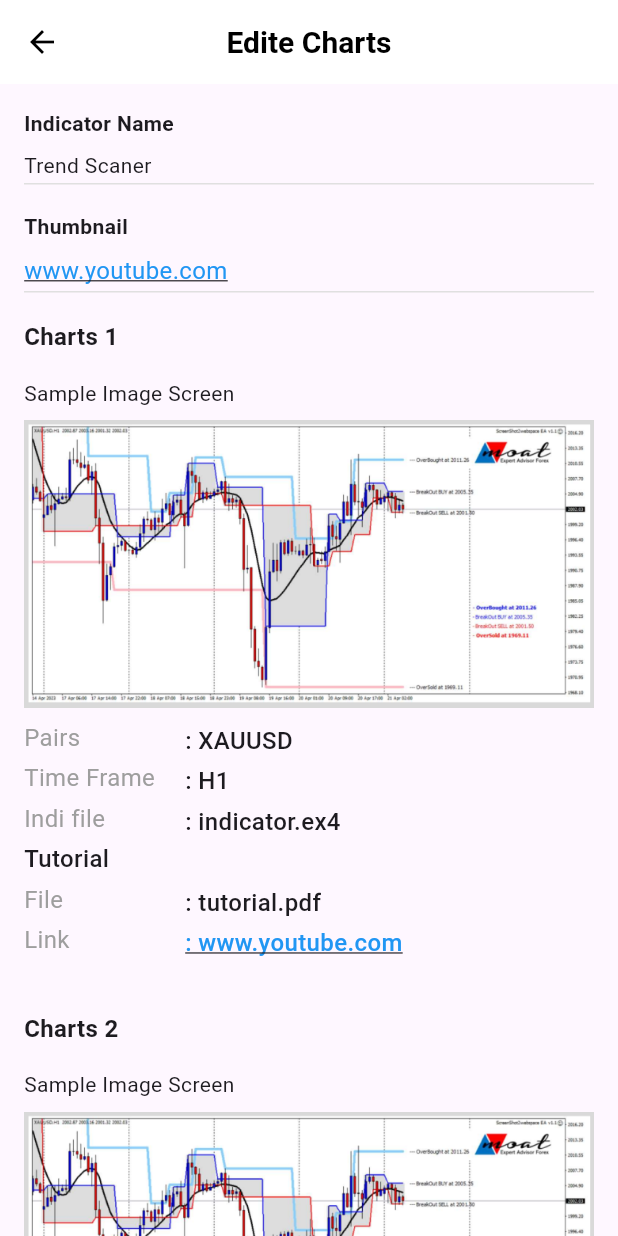
After one commit to Aqsaaaa/Trading_App, a Flutter app: the EditeChartsPage screen opened directly, on a phone screen of 412 x 824 dp. The commit adds this screen. Run offline on Flutter 3.47's test engine with Material 3 defaults, Android fonts, the phone set to English and light mode, and no system bars; our stand-ins replace flutter_svg, go_router.

Commit message:
feat: add edite charts page

```diff
--- a/lib/modules/detail_item/view/detail_item_page.dart
+++ b/lib/modules/detail_item/view/detail_item_page.dart
@@ -1,6 +1,5 @@
 import 'package:flutter/material.dart';
 import 'package:flutter/services.dart';
-import 'package:go_router/go_router.dart';
 
 import '../../../gen/assets.gen.dart';
 import '../../../gen/colors.gen.dart';
@@ -162,7 +161,7 @@ class DetailItemPage extends StatelessWidget {
       appBar: AppBar(
         leading: GestureDetector(
           onTap: () {
-            context.pop();
+            Navigator.pop(context);
           },
           child: const Icon(Icons.arrow_back_rounded, color: Colors.black),
         ),
--- /dev/null
+++ b/lib/modules/profile/view/edite_charts_page.dart
@@ -0,0 +1,305 @@
+// ignore_for_file: prefer_typing_uninitialized_variables
+
+import 'package:flutter/material.dart';
+import 'package:trading_app/modules/profile/view/my_charts_list_page.dart';
+
+import '../../../../gen/assets.gen.dart';
+import '../../../gen/colors.gen.dart';
+
+class EditeChartsPage extends StatelessWidget {
+  const EditeChartsPage({
+    Key? key,
+  }) : super(key: key);
+
+  @override
+  Widget build(BuildContext context) {
+    return Scaffold(
+      appBar: AppBar(
+        backgroundColor: ColorName.white,
+        elevation: 0,
+        leading: IconButton(
+          icon: const Icon(
+            Icons.arrow_back,
+            color: Colors.black,
+          ),
+          onPressed: () {
+            Navigator.pop(context);
+          },
+        ),
+        title: const Text(
+          'Edite Charts',
+          style: TextStyle(
+            color: Colors.black,
+            fontSize: 20,
+            fontWeight: FontWeight.bold,
+          ),
+        ),
+        centerTitle: true,
+      ),
+      body: SingleChildScrollView(
+        child: Padding(
+          padding: const EdgeInsets.all(16),
+          child: Column(
+            crossAxisAlignment: CrossAxisAlignment.start,
+            children: [
+              const Text(
+                'Indicator Name',
+                style: TextStyle(fontWeight: FontWeight.bold),
+              ),
+              const SizedBox(height: 8),
+              const Text('Trend Scaner'),
+              Divider(
+                height: 5,
+                thickness: 1,
+                color: Colors.grey.shade300,
+              ),
+              const SizedBox(height: 16),
+              const Text(
+                'Thumbnail',
+                style: TextStyle(fontWeight: FontWeight.bold),
+              ),
+              const SizedBox(height: 8),
+              const Text(
+                'www.youtube.com',
+                style: TextStyle(
+                  fontSize: 16,
+                  color: Colors.blue,
+                  decoration: TextDecoration.underline,
+                ),
+              ),
+              Divider(
+                height: 5,
+                thickness: 1,
+                color: Colors.grey.shade300,
+              ),
+              _editeItem('XAUUSD', 'H1', 'indicator.ex4', 'tutorial.pdf',
+                  'www.youtube.com', 1),
+              _editeItem('XAUUSD', 'H1', 'indicator.ex4', 'tutorial.pdf',
+                  'www.youtube.com', 2),
+              _editeItem('XAUUSD', 'H1', 'indicator.ex4', 'tutorial.pdf',
+                  'www.youtube.com', 3),
+              ElevatedButton(
+                style: ElevatedButton.styleFrom(
+                  backgroundColor: Colors.blue, // Background color
+                  shape: RoundedRectangleBorder(
+                    borderRadius: BorderRadius.circular(4.0),
+                  ),
+                  minimumSize: const Size(double.infinity,
+                      36.0), // Set the button width to double infinity
+                ),
+                onPressed: () {
+                  // Action when button is pressed
+                },
+                child: const Text('Edite'), // Replace with your button text
+              ),
+              const Divider(
+                color: ColorName.lightGrey,
+                height: 5,
+              ),
+              const SizedBox(height: 10),
+              Row(
+                mainAxisAlignment: MainAxisAlignment.spaceBetween,
+                children: [
+                  Row(
+                    children: [
+                      Container(
+                          height: 25,
+                          decoration: BoxDecoration(
+                            color: Colors.white,
+                            borderRadius:
+                                const BorderRadius.all(Radius.circular(4)),
+                            border: Border.all(color: ColorName.lightGrey),
+                          ),
+                          child: const Padding(
+                            padding: EdgeInsets.symmetric(
+                              horizontal: 8,
+                            ),
+                            child: Row(
+                              children: [
+                                Icon(Icons.remove_red_eye,
+                                    color: ColorName.lightGrey),
+                                SizedBox(width: 8),
+                                Text(
+                                  'Preview',
+                                  style: TextStyle(color: ColorName.lightGrey),
+                                )
+                              ],
+                            ),
+                          )),
+                    ],
+                  ),
+                  Row(
+                    children: [
+                      Container(
+                          height: 25,
+                          decoration: BoxDecoration(
+                            color: Colors.white,
+                            borderRadius:
+                                const BorderRadius.all(Radius.circular(4)),
+                            border: Border.all(color: Colors.blue),
+                          ),
+                          child: const Padding(
+                            padding: EdgeInsets.symmetric(horizontal: 8),
+                            child: Row(
+                              children: [
+                                Text(
+                                  'Save Draft',
+                                  style: TextStyle(color: Colors.blue),
+                                )
+                              ],
+                            ),
+                          )),
+                      const SizedBox(
+                        width: 16,
+                      ),
+                      GestureDetector(
+                        onTap: () {
+                          Navigator.push(
+                            context,
+                            MaterialPageRoute(
+                              builder: (_) => const MyChartsListPage(),
+                            ),
+                          );
+                        },
+                        child: Container(
+                          height: 25,
+                          decoration: BoxDecoration(
+                            color: Colors.blue,
+                            borderRadius:
+                                const BorderRadius.all(Radius.circular(4)),
+                            border: Border.all(color: Colors.blue),
+                          ),
+                          child: const Padding(
+                            padding: EdgeInsets.symmetric(horizontal: 8),
+                            child: Row(
+                              children: [
+                                Text(
+                                  'Submit',
+                                  style: TextStyle(color: ColorName.white),
+                                )
+                              ],
+                            ),
+                          ),
+                        ),
+                      ),
+                    ],
+                  ),
+                ],
+              ),
+            ],
+          ),
+        ),
+      ),
+    );
+  }
+}
+
+Widget _editeItem(
+  final String pair,
+  final String timeFrame,
+  final String indiFile,
+  final String file,
+  final String link,
+  final int number,
+) {
+  return Column(
+    crossAxisAlignment: CrossAxisAlignment.start,
+    children: [
+      const SizedBox(height: 16),
+      Text(
+        'Charts $number',
+        style: const TextStyle(fontWeight: FontWeight.bold, fontSize: 16),
+      ),
+      const SizedBox(height: 16),
+      const Text('Sample Image Screen'),
+      const SizedBox(height: 8),
+      Assets.images.charts.image(),
+      const SizedBox(height: 8),
+      Row(
+        children: [
+          const Column(
+            crossAxisAlignment: CrossAxisAlignment.start,
+            children: [
+              Text('Pairs', style: TextStyle(fontSize: 16, color: Colors.grey)),
+              SizedBox(height: 4),
+              Text('Time Frame',
+                  style: TextStyle(fontSize: 16, color: Colors.grey)),
+              SizedBox(height: 4),
+              Text('Indi file',
+                  style: TextStyle(fontSize: 16, color: Colors.grey)),
+              SizedBox(height: 4),
+              Text(
+                'Tutorial',
+                style: TextStyle(
+                  fontWeight: FontWeight.w500,
+                  fontSize: 16,
+                ),
+              ),
+              SizedBox(height: 4),
+              Text('File', style: TextStyle(fontSize: 16, color: Colors.grey)),
+              SizedBox(height: 4),
+              Text('Link', style: TextStyle(fontSize: 16, color: Colors.grey)),
+              SizedBox(height: 4),
+            ],
+          ),
+          const SizedBox(width: 20),
+          Column(
+            crossAxisAlignment: CrossAxisAlignment.start,
+            children: [
+              Text(
+                ': $pair',
+                style: const TextStyle(
+                  fontSize: 16,
+                  fontWeight: FontWeight.w500,
+                ),
+              ),
+              const SizedBox(height: 4),
+              Text(
+                ': $timeFrame',
+                style: const TextStyle(
+                  fontSize: 16,
+                  fontWeight: FontWeight.w500,
+                ),
+              ),
+              const SizedBox(height: 4),
+              Text(
+                ': $indiFile',
+                style: const TextStyle(
+                  fontSize: 16,
+                  fontWeight: FontWeight.w500,
+                ),
+              ),
+              const SizedBox(height: 4),
+              const Text(
+                '',
+                style: TextStyle(
+                  fontSize: 16,
+                  fontWeight: FontWeight.w500,
+                ),
+              ),
+              const SizedBox(height: 4),
+              Text(
+                ': $file',
+                style: const TextStyle(
+                  fontSize: 16,
+                  fontWeight: FontWeight.w500,
+                ),
+              ),
+              const SizedBox(height: 4),
+              Text(
+                ': $link',
+                style: const TextStyle(
+                  fontSize: 16,
+                  fontWeight: FontWeight.w500,
+                  color: Colors.blue,
+                  decoration: TextDecoration.underline,
+                ),
+              ),
+            ],
+          ),
+        ],
+      ),
+      const SizedBox(height: 16),
+    ],
+  );
+}
--- a/lib/modules/profile/view/my_charts_list_page.dart
+++ b/lib/modules/profile/view/my_charts_list_page.dart
@@ -1,7 +1,9 @@
 import 'package:flutter/material.dart';
 import 'package:trading_app/gen/colors.gen.dart';
 import 'package:trading_app/modules/profile/view/add_charts_page.dart';
+import 'package:trading_app/modules/profile/view/edite_charts_page.dart';
 import 'package:trading_app/modules/profile/view/profile_page.dart';
+import 'package:trading_app/modules/profile/view/widget/add_bt_ft_page.dart';
 
 import '../../../gen/assets.gen.dart';
 
```
Also changed, not shown: lib/modules/displayed/view/widget/displayed_item_widget.dart (+53 -19 lines), lib/modules/profile/view/widget/add_bt_ft_page.dart (added, +264 -0 lines), lib/modules/profile/view/widget/my_charts_item.dart (+32 -13 lines).
